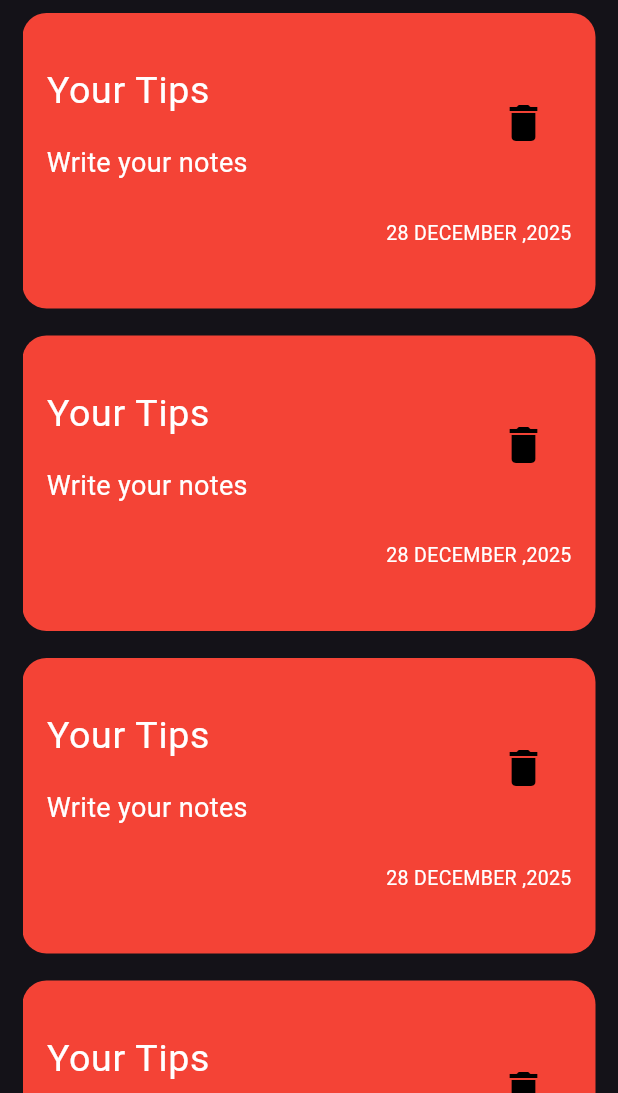
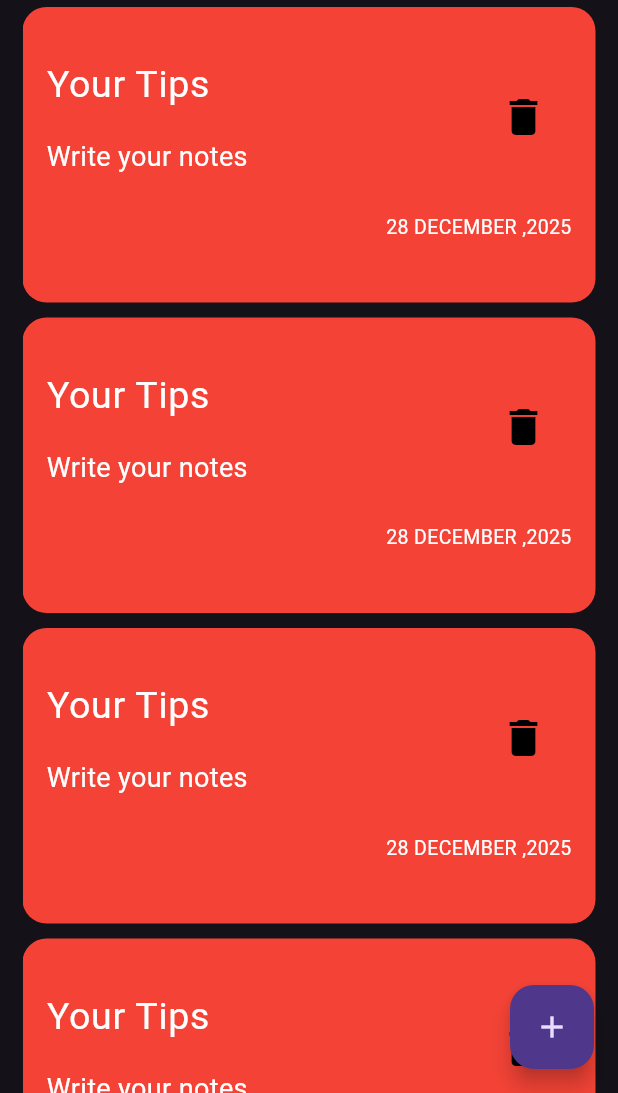
Before and after one commit to ahmedsss99921/notes_apps, a Flutter app: the screen it shows after launch, on a phone screen of 412 x 824 dp, the part 143-1236 px from its top. Run offline on Flutter 3.47's test engine with Material 3 defaults, Android fonts, the phone set to English and light mode, and no system bars.

Commit message:
add floating button

```diff
--- a/lib/main.dart
+++ b/lib/main.dart
@@ -1,4 +1,4 @@
-import 'package:ahmed_nots_app/views/widgets/notes_view_body.dart';
+import 'package:ahmed_nots_app/views/notes_views.dart';
 import 'package:flutter/material.dart';
 
 void main() {
@@ -13,7 +13,7 @@ class NotesApp extends StatelessWidget {
     return MaterialApp(
       debugShowCheckedModeBanner: false,
       theme: ThemeData(brightness: Brightness.dark, fontFamily: 'Roboto'),
-      home: Scaffold(body: NotesViewsBody()),
+      home: const NotesViews(),
     );
   }
 }
--- a/lib/views/notes_views.dart
+++ b/lib/views/notes_views.dart
@@ -6,6 +6,8 @@ class NotesViews extends StatelessWidget{
   @override
   Widget build(BuildContext context) {
    return Scaffold(
+    floatingActionButton: FloatingActionButton(onPressed: (){},
+    child: const Icon(Icons.add)),
     body: NotesViewsBody(),
    );
 
--- a/lib/views/widgets/notes_list_view.dart
+++ b/lib/views/widgets/notes_list_view.dart
@@ -9,7 +9,7 @@ class NotesListView extends StatelessWidget {
     return ListView.builder(
       itemCount: 10,
       itemBuilder: (context, index) {
-        return Padding (padding: const EdgeInsets.symmetric(vertical: 9),
+        return Padding (padding: const EdgeInsets.symmetric(vertical: 5),
         child: const NoteItem(),);
       },
     );
```
